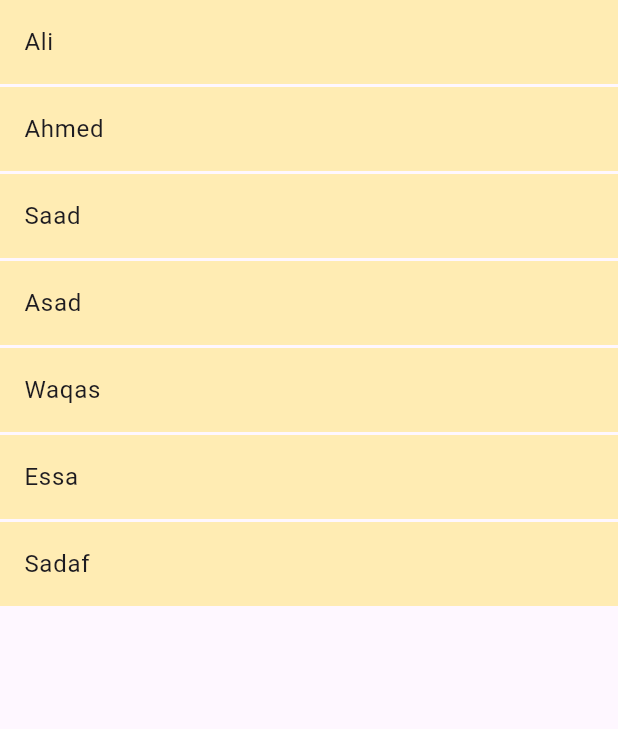
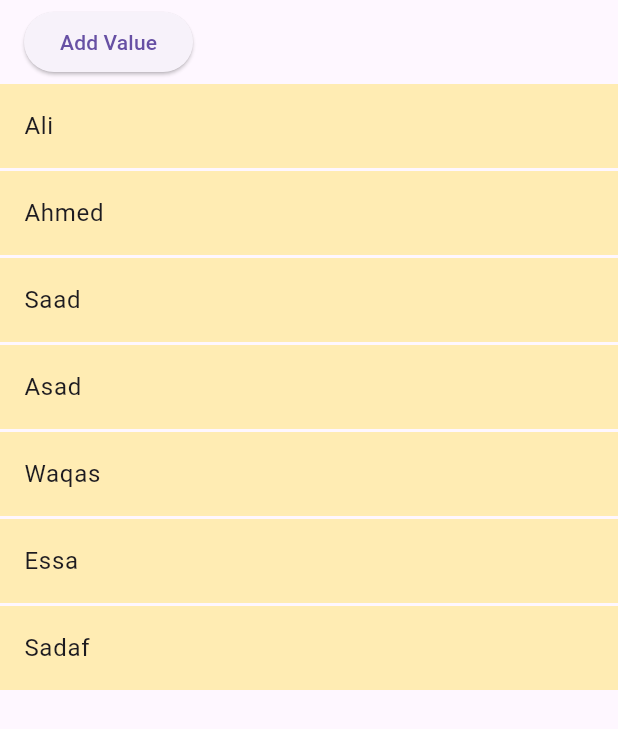
Before and after one commit to meetshaheer/ListView-Widget-Builder, a Flutter app: the screen it shows after launch, on a phone screen of 412 x 824 dp. Shown: the top 729 px of the screen. Run offline on Flutter 3.47's test engine with Material 3 defaults, Android fonts, the phone set to English and light mode, and no system bars.

Commit message:
create elevated button in appbar to add values in List view

```diff
--- a/listiew/lib/listview.dart
+++ b/listiew/lib/listview.dart
@@ -12,6 +12,12 @@ class _listViewState extends State<listView> {
   @override
   Widget build(BuildContext context) {
     return Scaffold(
+        appBar: AppBar(
+          title: ElevatedButton(
+            onPressed: () {},
+            child: Text("Add Value"),
+          ),
+        ),
         body: SafeArea(
             child: ListView.builder(
           itemCount: students.length,
```
Lines whose indentation alone changed are shown as unchanged.
